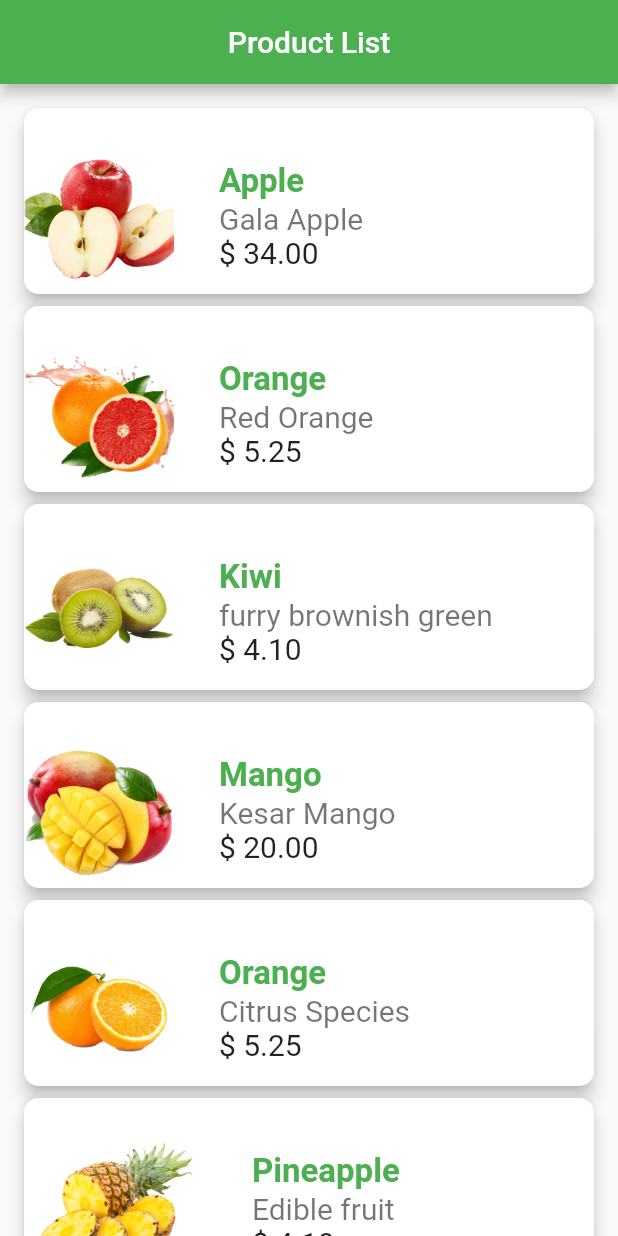
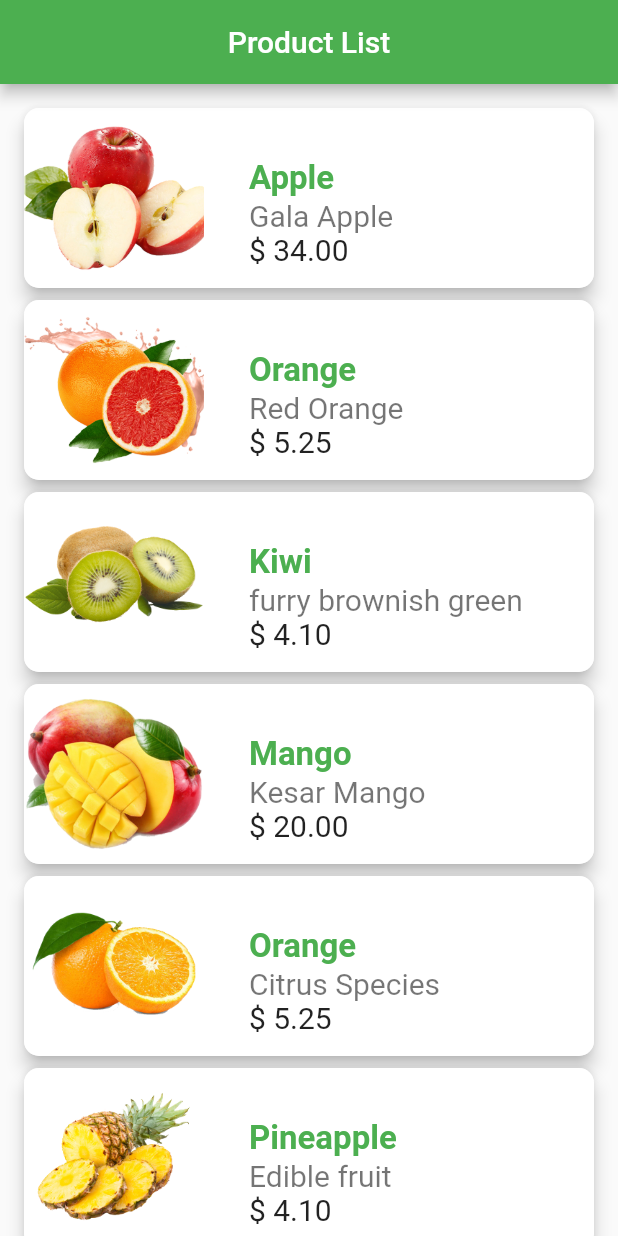
Before and after one commit to makanianandi/Fruits_Shop, a Flutter app: the screen it shows after launch, on a phone screen of 412 x 824 dp. Run offline on Flutter 3.47's test engine with Material 2 defaults, Android fonts, the phone set to English and light mode, and no system bars; our stand-ins replace animated_splash_screen; missing offline and left inert: quantity_input.

```diff
--- a/lib/MyHomePage .dart
+++ b/lib/MyHomePage .dart
@@ -78,9 +78,18 @@ class MyHomePage extends StatelessWidget {
                         children: [
 
                           Column(children: [
-                            Padding(padding: EdgeInsets.all(12.0)),
-                            Image.asset(productList[index].proimg,height: 100,)
-                          ],),
+                            // Padding(padding: EdgeInsets.all(12.0)),
+                            // Image.asset(productList[index].proimg,height: 100,)
+                            Hero(
+                            tag: productList[index].proimg,
+                              child:
+                              Image(
+                                  width: 120,
+                                  height: 120,
+                                  image: AssetImage(productList[index].proimg)
+                              ),
+                            )
+                                  ],),
                           SizedBox(width: 30),
                           Column(
                             crossAxisAlignment: CrossAxisAlignment.start,
```
